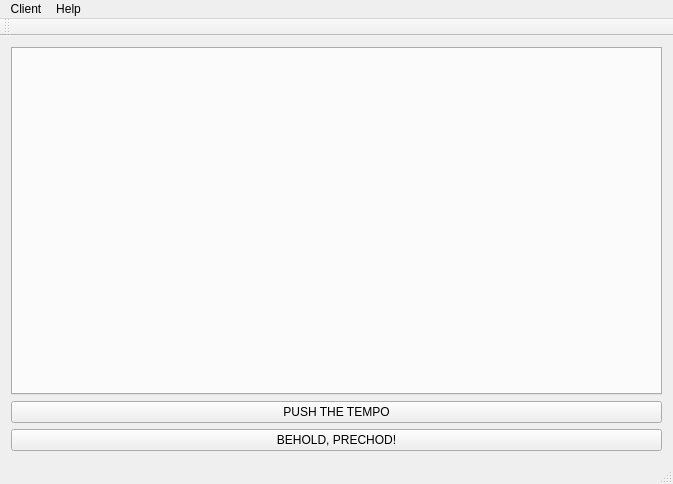
Qt form mainwindow.ui (garretraziel/icp) before a commit.
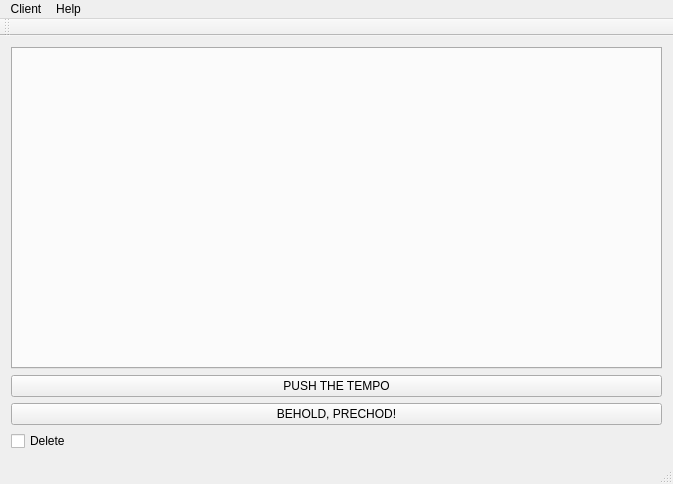
The same form after that commit.

```diff
--- a/mainwindow.ui
+++ b/mainwindow.ui
@@ -29,6 +29,9 @@
       </item>
       <item>
        <widget class="QPushButton" name="pushButton">
+        <property name="enabled">
+         <bool>true</bool>
+        </property>
         <property name="text">
          <string>PUSH THE TEMPO</string>
         </property>
@@ -43,6 +46,16 @@
       </item>
      </layout>
     </item>
+    <item>
+     <widget class="QCheckBox" name="deleter">
+      <property name="text">
+       <string>Delete</string>
+      </property>
+      <property name="checked">
+       <bool>false</bool>
+      </property>
+     </widget>
+    </item>
    </layout>
   </widget>
   <widget class="QMenuBar" name="menuBar">
```
